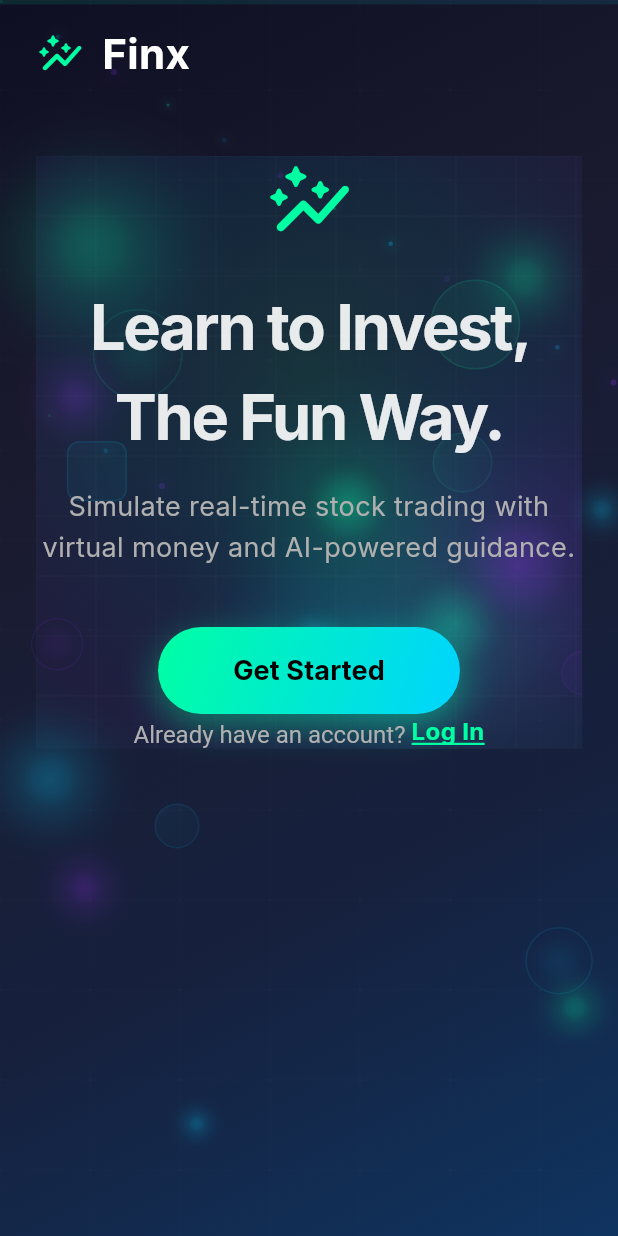
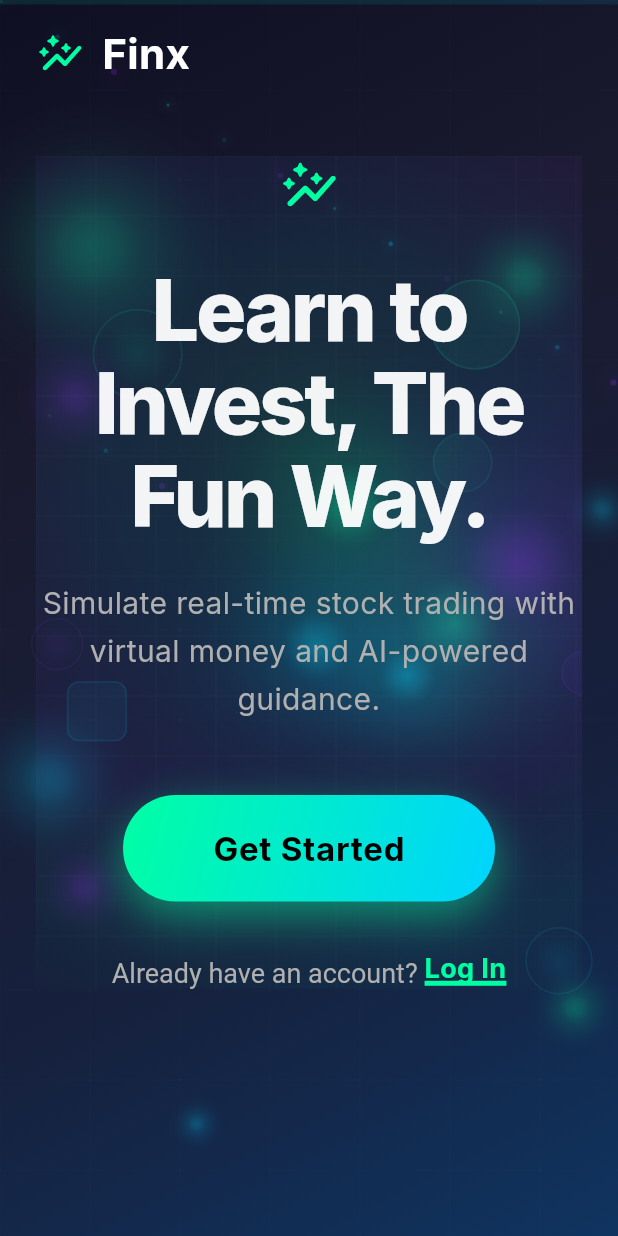
Before and after one commit to Anandb71/finx_v2, a Flutter app: the screen it shows after launch, on a phone screen of 412 x 824 dp. Run offline on Flutter 3.47's test engine with Material 3 defaults, Android fonts, the phone set to English and light mode, and no system bars; our stand-ins replace cloud_firestore, firebase_auth, firebase_core, google_fonts; accounts and stored records are empty.

Commit message:
Redesign hero section for better visual hierarchy and impact
- Increased main headline font size from 42px to 56px with FontWeight.w800
- Reduced app logo size from 60px to 40px to act as accent element
- Enhanced Get Started button with larger padding and font size (22px)
- Improved vertical spacing between all elements for better readability
- Added Center widget and ConstrainedBox (maxWidth: 600px) for responsive layout
- Enhanced text styles with bolder weights and improved Log In link styling
- Increased shadow effects and button prominence for better visual impact
- Improved typography with better letter spacing and line heights

```diff
--- a/lib/main.dart
+++ b/lib/main.dart
@@ -386,36 +386,48 @@ class _LandingPageState extends State<LandingPage>
       children: [
         // Aurora glow effect
         _buildAuroraGlow(context),
-        // Main content
-        Column(
-          children: [
+        // Main content - Centered and constrained
+        Center(
+          child: ConstrainedBox(
+            constraints: const BoxConstraints(maxWidth: 600),
+            child: Column(
+              mainAxisAlignment: MainAxisAlignment.center,
+              children: [
+                // App Logo - Reduced size to act as accent
                 const Icon(
                   Icons.auto_graph_rounded,
                   color: Color(0xFF00FFA3),
-              size: 60,
-            ),
-            const SizedBox(height: 24),
+                  size: 40,
+                ),
+                const SizedBox(height: 32), // Increased spacing
+                // Main Headline - Significantly larger and bolder
                 Text(
                   'Learn to Invest, The Fun Way.',
                   textAlign: TextAlign.center,
                   style: TextStyle(
-                fontSize: 42,
-                fontWeight: FontWeight.bold,
-                letterSpacing: -1.5,
-                color: Colors.white.withOpacity(0.9),
-              ),
-            ),
-            const SizedBox(height: 16),
+                    fontSize: 56, // Increased from 42
+                    fontWeight: FontWeight.w800, // Increased from bold
+                    letterSpacing: -2.0, // Increased letter spacing
+                    color: Colors.white.withOpacity(
+                      0.95,
+                    ), // Slightly more opaque
+                    height: 1.1, // Tighter line height for impact
+                  ),
+                ),
+                const SizedBox(height: 24), // Increased spacing
+                // Sub-headline
                 Text(
                   'Simulate real-time stock trading with virtual money and AI-powered guidance.',
                   textAlign: TextAlign.center,
                   style: TextStyle(
-                fontSize: 18,
+                    fontSize: 20, // Increased from 18
                     color: Theme.of(context).colorScheme.secondary,
-                height: 1.5,
-              ),
-            ),
-            const SizedBox(height: 40),
+                    height: 1.6, // Increased line height for readability
+                    fontWeight: FontWeight.w400, // Added slight weight
+                  ),
+                ),
+                const SizedBox(height: 48), // Increased spacing
+                // Get Started Button - Larger and more prominent
                 Container(
                   decoration: BoxDecoration(
                     gradient: const LinearGradient(
@@ -423,13 +435,17 @@ class _LandingPageState extends State<LandingPage>
                       begin: Alignment.topLeft,
                       end: Alignment.bottomRight,
                     ),
-                borderRadius: BorderRadius.circular(30),
+                    borderRadius: BorderRadius.circular(
+                      35,
+                    ), // Slightly more rounded
                     boxShadow: [
                       BoxShadow(
-                    color: const Color(0xFF00FFA3).withOpacity(0.4),
-                    blurRadius: 20,
+                        color: const Color(
+                          0xFF00FFA3,
+                        ).withOpacity(0.5), // Increased shadow opacity
+                        blurRadius: 25, // Increased blur
                         spreadRadius: 0,
-                    offset: const Offset(0, 8),
+                        offset: const Offset(0, 10), // Increased offset
                       ),
                     ],
                   ),
@@ -447,25 +463,32 @@ class _LandingPageState extends State<LandingPage>
                       foregroundColor: Colors.black,
                       shadowColor: Colors.transparent,
                       padding: const EdgeInsets.symmetric(
-                    horizontal: 50,
-                    vertical: 16,
+                        horizontal: 60, // Increased horizontal padding
+                        vertical: 20, // Increased vertical padding
                       ),
                       shape: RoundedRectangleBorder(
-                    borderRadius: BorderRadius.circular(30),
+                        borderRadius: BorderRadius.circular(35),
                       ),
                     ),
                     child: const Text(
                       'Get Started',
-                  style: TextStyle(fontSize: 18, fontWeight: FontWeight.bold),
-                ),
-              ),
-            ),
+                      style: TextStyle(
+                        fontSize: 22, // Increased from 18
+                        fontWeight: FontWeight.w700, // Increased weight
+                        letterSpacing: 0.5, // Added letter spacing
+                      ),
+                    ),
+                  ),
+                ),
+                const SizedBox(height: 32), // Increased spacing
+                // Log In Link - Enhanced styling
                 RichText(
                   text: TextSpan(
                     text: 'Already have an account? ',
                     style: TextStyle(
                       color: Theme.of(context).colorScheme.secondary,
-                  fontSize: 16,
+                      fontSize: 18, // Increased from 16
+                      fontWeight: FontWeight.w400,
                     ),
                     children: [
                       WidgetSpan(
@@ -482,18 +505,21 @@ class _LandingPageState extends State<LandingPage>
                             'Log In',
                             style: TextStyle(
                               color: const Color(0xFF00FFA3),
-                          fontSize: 16,
-                          fontWeight: FontWeight.bold,
+                              fontSize: 18, // Increased from 16
+                              fontWeight: FontWeight.w700, // Increased weight
                               decoration: TextDecoration.underline,
                               decorationColor: const Color(0xFF00FFA3),
-                        ),
-                      ),
-                    ),
-                  ),
-                ],
-              ),
-            ),
-          ],
+                              decorationThickness: 2, // Thicker underline
+                            ),
+                          ),
+                        ),
+                      ),
+                    ],
+                  ),
+                ),
+              ],
+            ),
+          ),
         ),
       ],
     );
```
Lines whose indentation alone changed are shown as unchanged.
